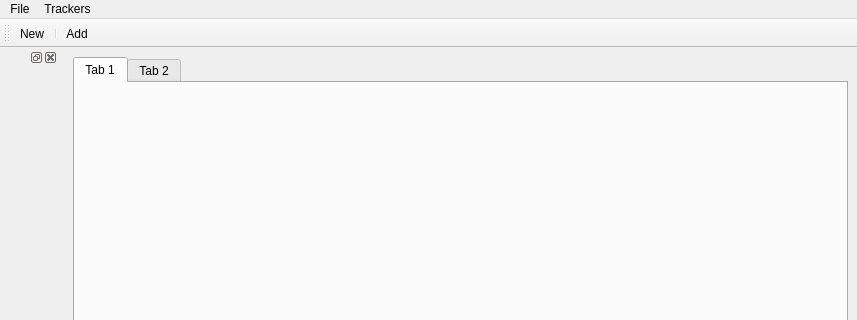
Qt form prw_apps/prw_object_tracking/src/object_tracking.ui (cuixiongyi/hiveground-ros-pkg) before a commit; both pictures show x 0 to 857 and y 0 to 320 of the 857 by 776 pixel window.
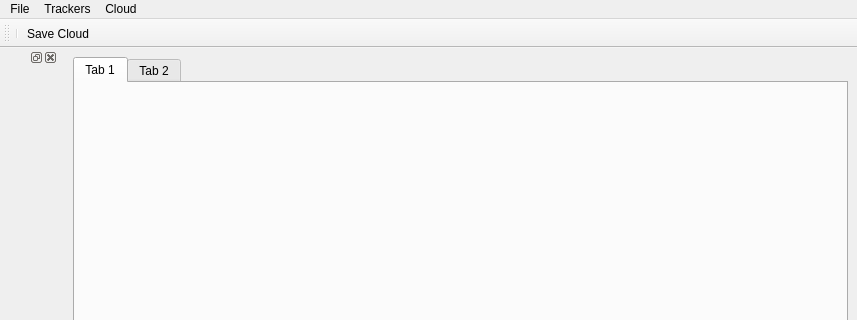
The same form after that commit.

The edit to the form file:
```diff
--- a/prw_apps/prw_object_tracking/src/object_tracking.ui
+++ b/prw_apps/prw_object_tracking/src/object_tracking.ui
@@ -60,8 +60,15 @@
      <string>Trackers</string>
     </property>
    </widget>
+   <widget class="QMenu" name="menuCloud">
+    <property name="title">
+     <string>Cloud</string>
+    </property>
+    <addaction name="actionSaveCloud"/>
+   </widget>
    <addaction name="menuFile"/>
    <addaction name="menuTrackers"/>
+   <addaction name="menuCloud"/>
   </widget>
   <widget class="QStatusBar" name="statusbar"/>
   <widget class="QDockWidget" name="dockWidget">
@@ -86,28 +93,20 @@
    <attribute name="toolBarBreak">
     <bool>false</bool>
    </attribute>
-   <addaction name="actionNew"/>
    <addaction name="separator"/>
-   <addaction name="actionAdd_2"/>
+   <addaction name="actionSaveCloud"/>
   </widget>
   <action name="actionExit">
    <property name="text">
     <string>Exit</string>
    </property>
   </action>
-  <action name="actionAdd">
-   <property name="text">
-    <string>Add</string>
+  <action name="actionSaveCloud">
+   <property name="checkable">
+    <bool>true</bool>
    </property>
-  </action>
-  <action name="actionNew">
    <property name="text">
-    <string>New</string>
-   </property>
-  </action>
-  <action name="actionAdd_2">
-   <property name="text">
-    <string>Add</string>
+    <string> Save Cloud</string>
    </property>
   </action>
  </widget>
```
